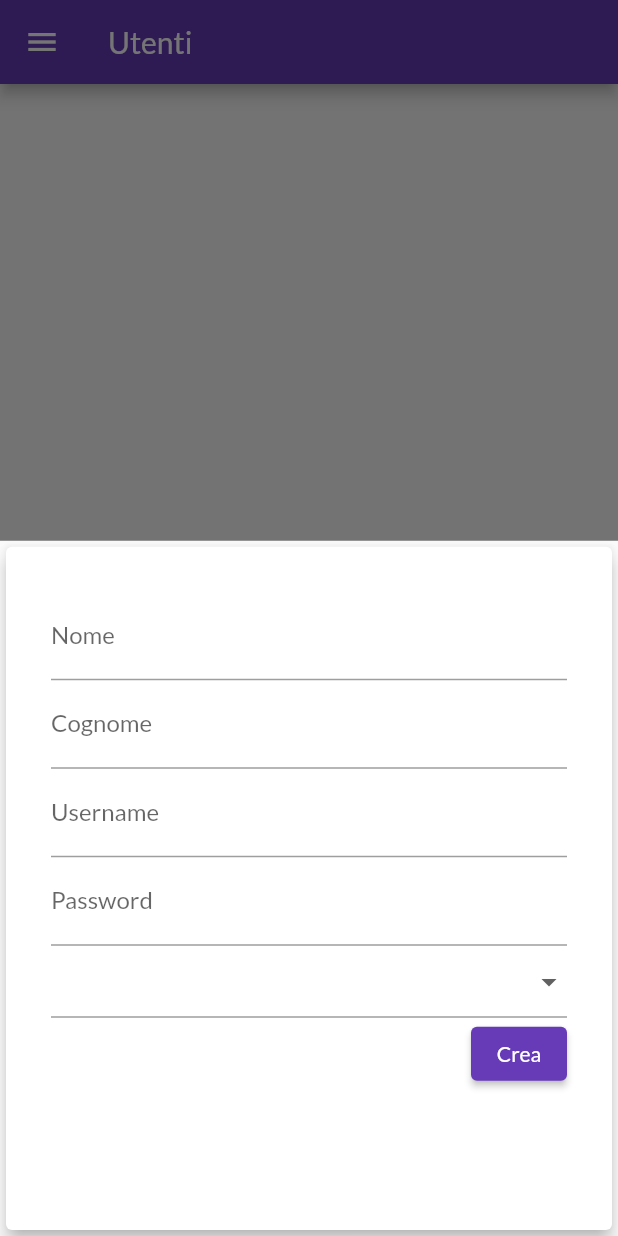
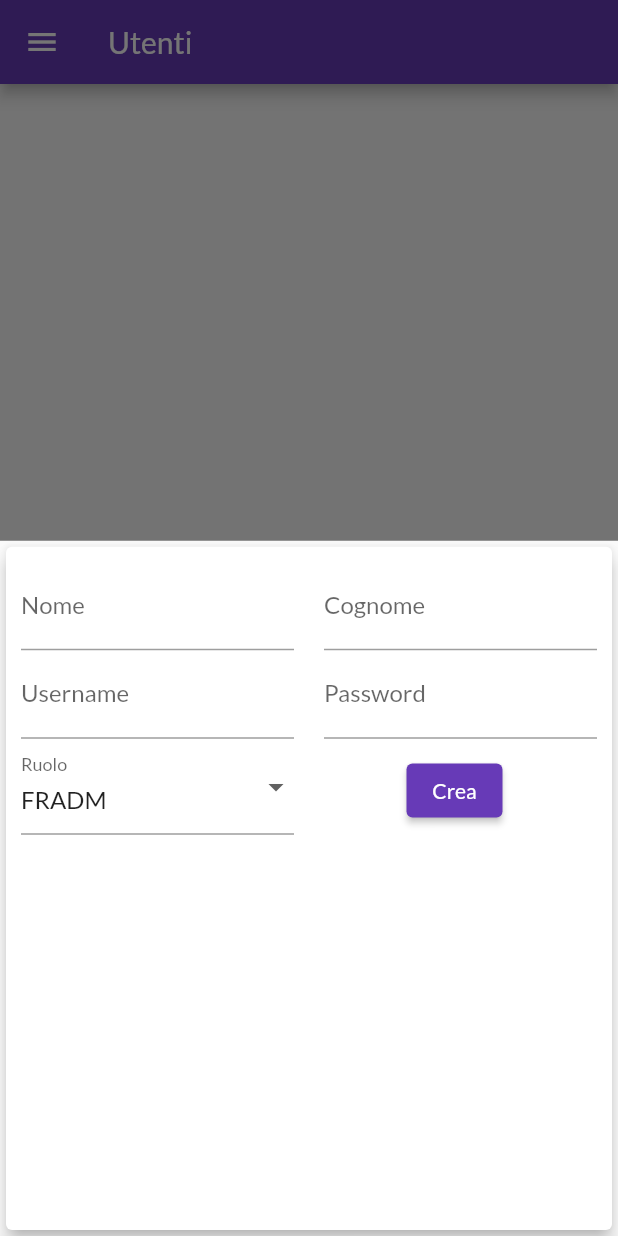
Before and after one commit to DavideIsaia/app_gestione_studenti, a Flutter app: the UsersScreen screen opened by its route, after a tap on "Crea utente", on a phone screen of 412 x 824 dp. Run offline on Flutter 3.47's test engine with Material 2 defaults, Android fonts, the phone set to English and light mode, and no system bars; our stand-ins replace shared_preferences; accounts and stored records are empty; network calls fail.

Commit message:
sistemato layout del form di registrazione

```diff
--- a/lib/screens/users_screen.dart
+++ b/lib/screens/users_screen.dart
@@ -28,7 +28,7 @@ class _UsersScreenState extends State<UsersScreen> {
     return menuItems;
   }
 
-  String selectedValue = "Ruolo";
+  String selectedValue = "FRADM";
 
   List<User> get students {
     return [..._students];
@@ -91,23 +91,54 @@ class _UsersScreenState extends State<UsersScreen> {
             child: Card(
               elevation: 5,
               child: Container(
-                padding: EdgeInsets.all(30),
-                child: Column(
-                    crossAxisAlignment: CrossAxisAlignment.end,
+                padding: EdgeInsets.all(10),
+                child: Column(children: [
+                  Row(
                     children: [
-                      TextField(
+                      Flexible(
+                        child: Padding(
+                          padding: const EdgeInsets.only(right: 10),
+                          child: TextField(
                               decoration: InputDecoration(labelText: 'Nome'),
                               onSubmitted: (_) => _submitData),
-                      TextField(
+                        ),
+                      ),
+                      Flexible(
+                        child: Padding(
+                          padding: const EdgeInsets.only(left: 10),
+                          child: TextField(
                               decoration: InputDecoration(labelText: 'Cognome'),
                               onSubmitted: (_) => _submitData),
-                      TextField(
+                        ),
+                      ),
+                    ],
+                  ),
+                  Row(children: [
+                    Flexible(
+                      child: Padding(
+                        padding: const EdgeInsets.only(right: 10),
+                        child: TextField(
                             decoration: InputDecoration(labelText: 'Username'),
                             onSubmitted: (_) => _submitData),
-                      TextField(
+                      ),
+                    ),
+                    Flexible(
+                      child: Padding(
+                        padding: const EdgeInsets.only(left: 10),
+                        child: TextField(
+                            obscureText: true,
                             decoration: InputDecoration(labelText: 'Password'),
                             onSubmitted: (_) => _submitData),
-                      DropdownButtonFormField(
+                      ),
+                    ),
+                  ]),
+                  Row(
+                    children: [
+                      Flexible(
+                        child: Padding(
+                          padding: const EdgeInsets.only(right: 10),
+                          child: DropdownButtonFormField(
+                              decoration: InputDecoration(labelText: 'Ruolo'),
                               validator: (value) =>
                                   value == null ? "Selezionare un ruolo" : null,
                               value: selectedValue,
@@ -117,8 +148,16 @@ class _UsersScreenState extends State<UsersScreen> {
                                 });
                               },
                               items: dropdownItems),
-                      ElevatedButton(
-                          onPressed: _submitData, child: Text('Crea'))
+                        ),
+                      ),
+                      Flexible(
+                          child: Padding(
+                        padding: const EdgeInsets.fromLTRB(65, 5, 0, 0),
+                        child: ElevatedButton(
+                            onPressed: _submitData, child: Text('Crea')),
+                      ))
+                    ],
+                  ),
                 ]),
               ),
             ),
```
Lines whose indentation alone changed are shown as unchanged.
